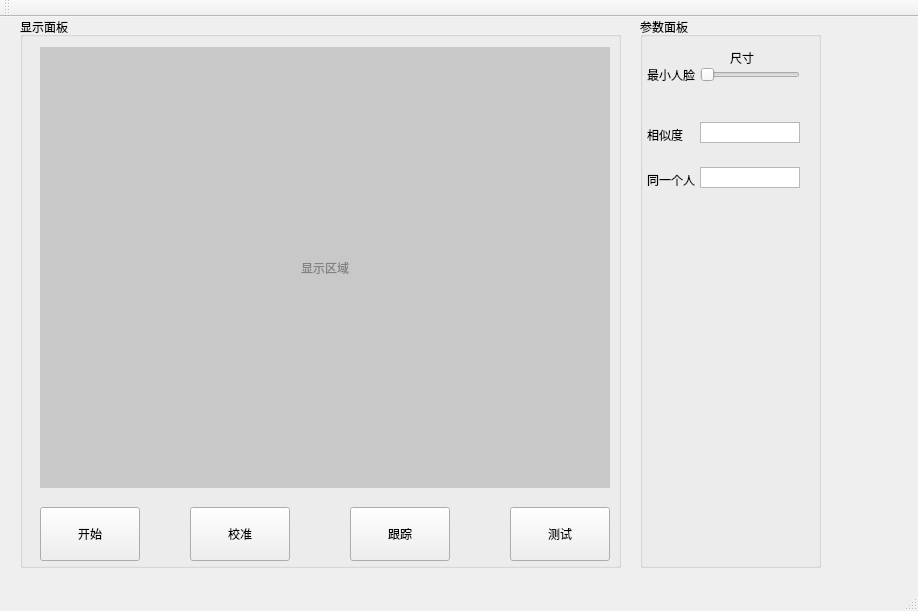
The window that qtPro/CocsoFace/mainwindow.ui (willard-yuan/SeetaFaceLib) describes before a commit, drawn with Qt 5.
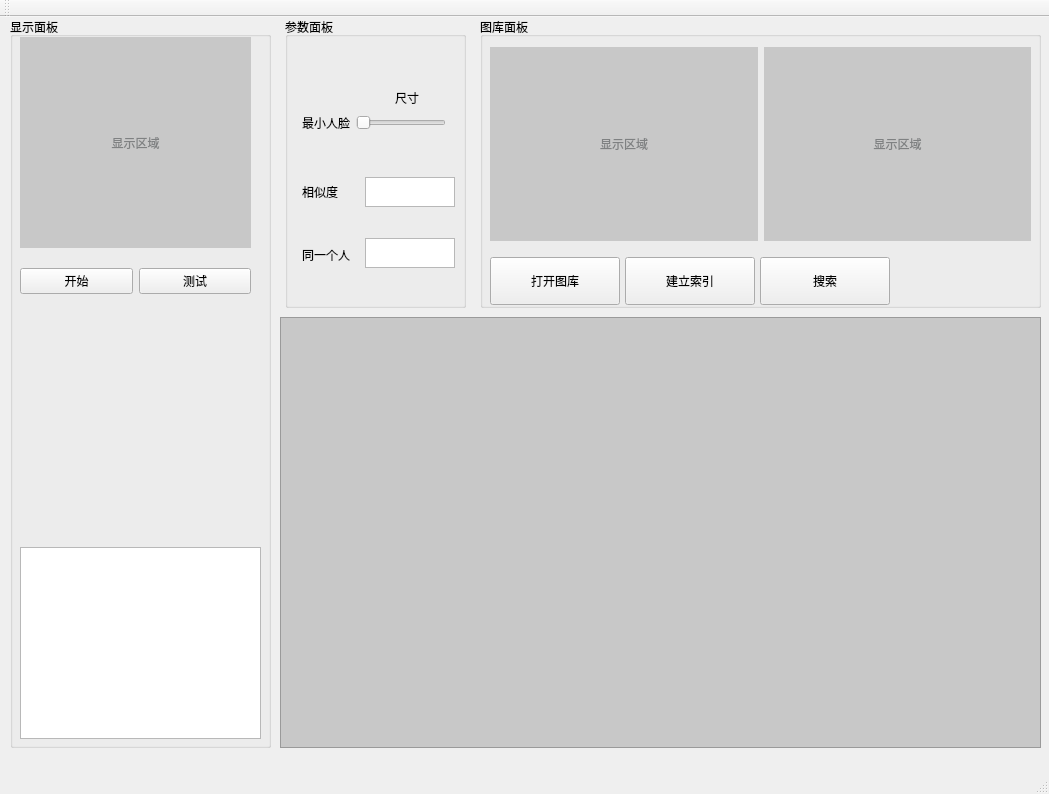
The same window after the commit. Icons and pictures are not drawn.

Commit message: face image retrieval

Diff of the .ui file:
```diff
--- a/qtPro/CocsoFace/mainwindow.ui
+++ b/qtPro/CocsoFace/mainwindow.ui
@@ -6,41 +6,53 @@
    <rect>
     <x>0</x>
     <y>0</y>
-    <width>918</width>
-    <height>611</height>
+    <width>1049</width>
+    <height>794</height>
    </rect>
   </property>
   <property name="windowTitle">
    <string>COCSO VISION  </string>
   </property>
+  <property name="layoutDirection">
+   <enum>Qt::LeftToRight</enum>
+  </property>
+  <property name="autoFillBackground">
+   <bool>false</bool>
+  </property>
+  <property name="dockOptions">
+   <set>QMainWindow::AllowTabbedDocks|QMainWindow::AnimatedDocks</set>
+  </property>
   <widget class="QWidget" name="centralwidget">
-   <widget class="QGroupBox" name="recordGroup">
-    <property name="enabled">
-     <bool>true</bool>
-    </property>
+   <widget class="QGroupBox" name="groupBox_2">
     <property name="geometry">
      <rect>
-      <x>20</x>
+      <x>480</x>
       <y>0</y>
-      <width>601</width>
-      <height>551</height>
+      <width>561</width>
+      <height>291</height>
      </rect>
     </property>
     <property name="title">
-     <string>显示面板</string>
+     <string>图库面板</string>
     </property>
-    <property name="flat">
-     <bool>false</bool>
-    </property>
-    <widget class="QLabel" name="videoCanvas">
+    <widget class="QWidget" name="layoutWidget">
      <property name="geometry">
       <rect>
-       <x>20</x>
+       <x>10</x>
        <y>30</y>
-       <width>570</width>
-       <height>441</height>
+       <width>541</width>
+       <height>194</height>
       </rect>
      </property>
+     <layout class="QHBoxLayout" name="horizontalLayout_3">
+      <item>
+       <widget class="QLabel" name="previewImg">
+        <property name="sizePolicy">
+         <sizepolicy hsizetype="Expanding" vsizetype="Expanding">
+          <horstretch>0</horstretch>
+          <verstretch>0</verstretch>
+         </sizepolicy>
+        </property>
      <property name="autoFillBackground">
       <bool>false</bool>
      </property>
@@ -56,17 +68,44 @@
       <set>Qt::AlignCenter</set>
      </property>
     </widget>
-    <widget class="QPushButton" name="calibrateButton">
+      </item>
+      <item>
+       <widget class="QLabel" name="cropImgLabel">
+        <property name="sizePolicy">
+         <sizepolicy hsizetype="Expanding" vsizetype="Expanding">
+          <horstretch>0</horstretch>
+          <verstretch>0</verstretch>
+         </sizepolicy>
+        </property>
+        <property name="autoFillBackground">
+         <bool>false</bool>
+        </property>
+        <property name="styleSheet">
+         <string notr="true">background-color: rgb(200, 200, 200);
+border-color: qradialgradient(spread:pad, cx:0.5, cy:0.5, radius:0.5, fx:0.5, fy:0.5, stop:0 rgba(255, 235, 235, 206), stop:0.35 rgba(255, 188, 188, 80), stop:0.4 rgba(255, 162, 162, 80), stop:0.425 rgba(255, 132, 132, 156), stop:0.44 rgba(252, 128, 128, 80), stop:1 rgba(255, 255, 255, 0));
+color: rgba(53, 57, 59, 128);</string>
+        </property>
+        <property name="text">
+         <string>显示区域</string>
+        </property>
+        <property name="alignment">
+         <set>Qt::AlignCenter</set>
+        </property>
+       </widget>
+      </item>
+     </layout>
+    </widget>
+    <widget class="QPushButton" name="faceDetectionButton">
      <property name="geometry">
       <rect>
-       <x>170</x>
-       <y>490</y>
-       <width>100</width>
-       <height>54</height>
+       <x>145</x>
+       <y>240</y>
+       <width>130</width>
+       <height>48</height>
       </rect>
      </property>
      <property name="text">
-      <string>校准</string>
+      <string>建立索引</string>
      </property>
      <property name="icon">
       <iconset resource="design.qrc">
@@ -82,43 +121,17 @@
       <bool>true</bool>
      </property>
     </widget>
-    <widget class="QPushButton" name="startButton">
+    <widget class="QPushButton" name="queryButton">
      <property name="geometry">
       <rect>
-       <x>20</x>
-       <y>490</y>
-       <width>100</width>
-       <height>54</height>
+       <x>280</x>
+       <y>240</y>
+       <width>130</width>
+       <height>48</height>
       </rect>
      </property>
      <property name="text">
-      <string>开始</string>
-     </property>
-     <property name="icon">
-      <iconset resource="design.qrc">
-       <normaloff>:/icons/eye.png</normaloff>:/icons/eye.png</iconset>
-     </property>
-     <property name="iconSize">
-      <size>
-       <width>32</width>
-       <height>32</height>
-      </size>
-     </property>
-     <property name="checkable">
-      <bool>true</bool>
-     </property>
-    </widget>
-    <widget class="QPushButton" name="recordButton">
-     <property name="geometry">
-      <rect>
-       <x>330</x>
-       <y>490</y>
-       <width>100</width>
-       <height>54</height>
-      </rect>
-     </property>
-     <property name="text">
-      <string>跟踪</string>
+      <string>搜索</string>
      </property>
      <property name="icon">
       <iconset resource="design.qrc">
@@ -134,17 +147,17 @@
       <bool>true</bool>
      </property>
     </widget>
-    <widget class="QPushButton" name="testButton">
+    <widget class="QPushButton" name="calibrateButton">
      <property name="geometry">
       <rect>
-       <x>490</x>
-       <y>490</y>
-       <width>100</width>
-       <height>54</height>
+       <x>10</x>
+       <y>240</y>
+       <width>130</width>
+       <height>48</height>
       </rect>
      </property>
      <property name="text">
-      <string>测试</string>
+      <string>打开图库</string>
      </property>
      <property name="icon">
       <iconset resource="design.qrc">
@@ -161,15 +174,71 @@
      </property>
     </widget>
    </widget>
+   <widget class="QWidget" name="layoutWidget">
+    <property name="geometry">
+     <rect>
+      <x>0</x>
+      <y>0</y>
+      <width>2</width>
+      <height>2</height>
+     </rect>
+    </property>
+    <layout class="QHBoxLayout" name="horizontalLayout_2"/>
+   </widget>
+   <widget class="QWidget" name="layoutWidget">
+    <property name="geometry">
+     <rect>
+      <x>0</x>
+      <y>0</y>
+      <width>2</width>
+      <height>2</height>
+     </rect>
+    </property>
+    <layout class="QVBoxLayout" name="verticalLayout"/>
+   </widget>
+   <widget class="QScrollArea" name="scrlArea">
+    <property name="geometry">
+     <rect>
+      <x>280</x>
+      <y>300</y>
+      <width>761</width>
+      <height>431</height>
+     </rect>
+    </property>
+    <property name="styleSheet">
+     <string notr="true">background-color: rgb(200, 200, 200);
+border-color: qradialgradient(spread:pad, cx:0.5, cy:0.5, radius:0.5, fx:0.5, fy:0.5, stop:0 rgba(255, 235, 235, 206), stop:0.35 rgba(255, 188, 188, 80), stop:0.4 rgba(255, 162, 162, 80), stop:0.425 rgba(255, 132, 132, 156), stop:0.44 rgba(252, 128, 128, 80), stop:1 rgba(255, 255, 255, 0));
+color: rgba(53, 57, 59, 128);</string>
+    </property>
+    <property name="widgetResizable">
+     <bool>true</bool>
+    </property>
+    <widget class="QWidget" name="scrollAreaWidgetContents_2">
+     <property name="geometry">
+      <rect>
+       <x>0</x>
+       <y>0</y>
+       <width>759</width>
+       <height>429</height>
+      </rect>
+     </property>
+    </widget>
+   </widget>
    <widget class="QGroupBox" name="groupBox">
     <property name="geometry">
      <rect>
-      <x>640</x>
+      <x>285</x>
       <y>0</y>
       <width>181</width>
-      <height>551</height>
+      <height>291</height>
      </rect>
     </property>
+    <property name="sizePolicy">
+     <sizepolicy hsizetype="Expanding" vsizetype="Expanding">
+      <horstretch>0</horstretch>
+      <verstretch>0</verstretch>
+     </sizepolicy>
+    </property>
     <property name="autoFillBackground">
      <bool>false</bool>
     </property>
@@ -185,17 +254,33 @@
     <widget class="QLabel" name="sameID">
      <property name="geometry">
       <rect>
-       <x>0</x>
-       <y>155</y>
-       <width>59</width>
-       <height>16</height>
+       <x>110</x>
+       <y>70</y>
+       <width>31</width>
+       <height>21</height>
       </rect>
      </property>
+     <property name="text">
+      <string>尺寸</string>
+     </property>
+    </widget>
+    <widget class="QWidget" name="layoutWidget">
+     <property name="geometry">
+      <rect>
+       <x>10</x>
+       <y>90</y>
+       <width>151</width>
+       <height>31</height>
+      </rect>
+     </property>
+     <layout class="QHBoxLayout" name="horizontalLayout">
+      <item>
+       <widget class="QLabel" name="radiusMax">
      <property name="layoutDirection">
       <enum>Qt::LeftToRight</enum>
      </property>
      <property name="text">
-      <string>同一个人</string>
+         <string>最小人脸</string>
      </property>
      <property name="alignment">
       <set>Qt::AlignLeading|Qt::AlignLeft|Qt::AlignVCenter</set>
@@ -204,31 +289,9 @@
       <number>7</number>
      </property>
     </widget>
-    <widget class="QTextBrowser" name="sameIDtextBrowser">
-     <property name="geometry">
-      <rect>
-       <x>60</x>
-       <y>150</y>
-       <width>100</width>
-       <height>21</height>
-      </rect>
-     </property>
-     <property name="verticalScrollBarPolicy">
-      <enum>Qt::ScrollBarAlwaysOff</enum>
-     </property>
-     <property name="horizontalScrollBarPolicy">
-      <enum>Qt::ScrollBarAlwaysOff</enum>
-     </property>
-    </widget>
+      </item>
+      <item>
     <widget class="QSlider" name="rMaxHorizontalSlider">
-     <property name="geometry">
-      <rect>
-       <x>60</x>
-       <y>50</y>
-       <width>100</width>
-       <height>16</height>
-      </rect>
-     </property>
      <property name="font">
       <font>
        <pointsize>15</pointsize>
@@ -256,35 +319,16 @@
       <bool>false</bool>
      </property>
     </widget>
-    <widget class="QLabel" name="radiusMax">
-     <property name="geometry">
-      <rect>
-       <x>0</x>
-       <y>50</y>
-       <width>59</width>
-       <height>16</height>
-      </rect>
-     </property>
-     <property name="layoutDirection">
-      <enum>Qt::LeftToRight</enum>
-     </property>
-     <property name="text">
-      <string>最小人脸</string>
-     </property>
-     <property name="alignment">
-      <set>Qt::AlignLeading|Qt::AlignLeft|Qt::AlignVCenter</set>
-     </property>
-     <property name="indent">
-      <number>7</number>
-     </property>
+      </item>
+     </layout>
     </widget>
     <widget class="QLabel" name="similarityLabel">
      <property name="geometry">
       <rect>
-       <x>0</x>
-       <y>110</y>
-       <width>59</width>
-       <height>16</height>
+       <x>10</x>
+       <y>165</y>
+       <width>46</width>
+       <height>19</height>
       </rect>
      </property>
      <property name="layoutDirection">
@@ -300,26 +344,13 @@
       <number>7</number>
      </property>
     </widget>
-    <widget class="QLabel" name="culrrentRadius">
-     <property name="geometry">
-      <rect>
-       <x>90</x>
-       <y>30</y>
-       <width>31</width>
-       <height>21</height>
-      </rect>
-     </property>
-     <property name="text">
-      <string>尺寸</string>
-     </property>
-    </widget>
     <widget class="QTextBrowser" name="similaritytextBrowser">
      <property name="geometry">
       <rect>
-       <x>60</x>
-       <y>105</y>
-       <width>100</width>
-       <height>21</height>
+       <x>80</x>
+       <y>160</y>
+       <width>90</width>
+       <height>30</height>
       </rect>
      </property>
      <property name="verticalScrollBarPolicy">
@@ -329,7 +360,174 @@
       <enum>Qt::ScrollBarAlwaysOff</enum>
      </property>
     </widget>
-   </widget>
+    <widget class="QLabel" name="sameID">
+     <property name="geometry">
+      <rect>
+       <x>10</x>
+       <y>228</y>
+       <width>59</width>
+       <height>19</height>
+      </rect>
+     </property>
+     <property name="layoutDirection">
+      <enum>Qt::LeftToRight</enum>
+     </property>
+     <property name="text">
+      <string>同一个人</string>
+     </property>
+     <property name="alignment">
+      <set>Qt::AlignLeading|Qt::AlignLeft|Qt::AlignVCenter</set>
+     </property>
+     <property name="indent">
+      <number>7</number>
+     </property>
+    </widget>
+    <widget class="QTextBrowser" name="sameIDtextBrowser">
+     <property name="geometry">
+      <rect>
+       <x>80</x>
+       <y>221</y>
+       <width>90</width>
+       <height>30</height>
+      </rect>
+     </property>
+     <property name="verticalScrollBarPolicy">
+      <enum>Qt::ScrollBarAlwaysOff</enum>
+     </property>
+     <property name="horizontalScrollBarPolicy">
+      <enum>Qt::ScrollBarAlwaysOff</enum>
+     </property>
+    </widget>
+    <zorder>similarityLabel</zorder>
+    <zorder>similaritytextBrowser</zorder>
+    <zorder>sameID</zorder>
+    <zorder>sameIDtextBrowser</zorder>
+    <zorder>layoutWidget</zorder>
+    <zorder>culrrentRadius</zorder>
+   </widget>
+   <widget class="QGroupBox" name="recordGroup">
+    <property name="enabled">
+     <bool>true</bool>
+    </property>
+    <property name="geometry">
+     <rect>
+      <x>10</x>
+      <y>0</y>
+      <width>261</width>
+      <height>731</height>
+     </rect>
+    </property>
+    <property name="sizePolicy">
+     <sizepolicy hsizetype="Expanding" vsizetype="Expanding">
+      <horstretch>0</horstretch>
+      <verstretch>0</verstretch>
+     </sizepolicy>
+    </property>
+    <property name="title">
+     <string>显示面板</string>
+    </property>
+    <property name="flat">
+     <bool>false</bool>
+    </property>
+    <widget class="QLabel" name="videoCanvas">
+     <property name="geometry">
+      <rect>
+       <x>10</x>
+       <y>20</y>
+       <width>231</width>
+       <height>211</height>
+      </rect>
+     </property>
+     <property name="sizePolicy">
+      <sizepolicy hsizetype="Expanding" vsizetype="Expanding">
+       <horstretch>0</horstretch>
+       <verstretch>0</verstretch>
+      </sizepolicy>
+     </property>
+     <property name="autoFillBackground">
+      <bool>false</bool>
+     </property>
+     <property name="styleSheet">
+      <string notr="true">background-color: rgb(200, 200, 200);
+border-color: qradialgradient(spread:pad, cx:0.5, cy:0.5, radius:0.5, fx:0.5, fy:0.5, stop:0 rgba(255, 235, 235, 206), stop:0.35 rgba(255, 188, 188, 80), stop:0.4 rgba(255, 162, 162, 80), stop:0.425 rgba(255, 132, 132, 156), stop:0.44 rgba(252, 128, 128, 80), stop:1 rgba(255, 255, 255, 0));
+color: rgba(53, 57, 59, 128);</string>
+     </property>
+     <property name="text">
+      <string>显示区域</string>
+     </property>
+     <property name="alignment">
+      <set>Qt::AlignCenter</set>
+     </property>
+    </widget>
+    <widget class="QWidget" name="layoutWidget">
+     <property name="geometry">
+      <rect>
+       <x>10</x>
+       <y>240</y>
+       <width>231</width>
+       <height>48</height>
+      </rect>
+     </property>
+     <layout class="QGridLayout" name="gridLayout">
+      <item row="0" column="0">
+       <widget class="QPushButton" name="startButton">
+        <property name="text">
+         <string>开始</string>
+        </property>
+        <property name="icon">
+         <iconset resource="design.qrc">
+          <normaloff>:/icons/eye.png</normaloff>:/icons/eye.png</iconset>
+        </property>
+        <property name="iconSize">
+         <size>
+          <width>32</width>
+          <height>32</height>
+         </size>
+        </property>
+        <property name="checkable">
+         <bool>true</bool>
+        </property>
+       </widget>
+      </item>
+      <item row="0" column="1">
+       <widget class="QPushButton" name="testButton">
+        <property name="text">
+         <string>测试</string>
+        </property>
+        <property name="icon">
+         <iconset resource="design.qrc">
+          <normaloff>:/icons/video.png</normaloff>:/icons/video.png</iconset>
+        </property>
+        <property name="iconSize">
+         <size>
+          <width>32</width>
+          <height>32</height>
+         </size>
+        </property>
+        <property name="checkable">
+         <bool>true</bool>
+        </property>
+       </widget>
+      </item>
+     </layout>
+    </widget>
+    <widget class="QListView" name="listView">
+     <property name="geometry">
+      <rect>
+       <x>10</x>
+       <y>530</y>
+       <width>241</width>
+       <height>192</height>
+      </rect>
+     </property>
+    </widget>
+   </widget>
+   <zorder>recordGroup</zorder>
+   <zorder>layoutWidget</zorder>
+   <zorder>layoutWidget</zorder>
+   <zorder>groupBox_2</zorder>
+   <zorder>scrlArea</zorder>
+   <zorder>groupBox</zorder>
   </widget>
   <widget class="QStatusBar" name="statusBar"/>
   <widget class="QToolBar" name="toolBar">
```
Left out of the diff: 9 changed lines with no effect on the pictures. Lines whose indentation alone changed are shown as unchanged. The commit also changes 161 other files.
